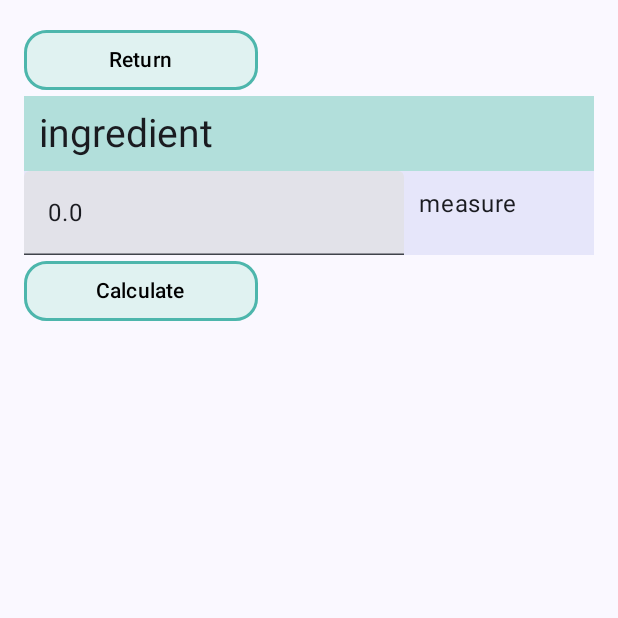
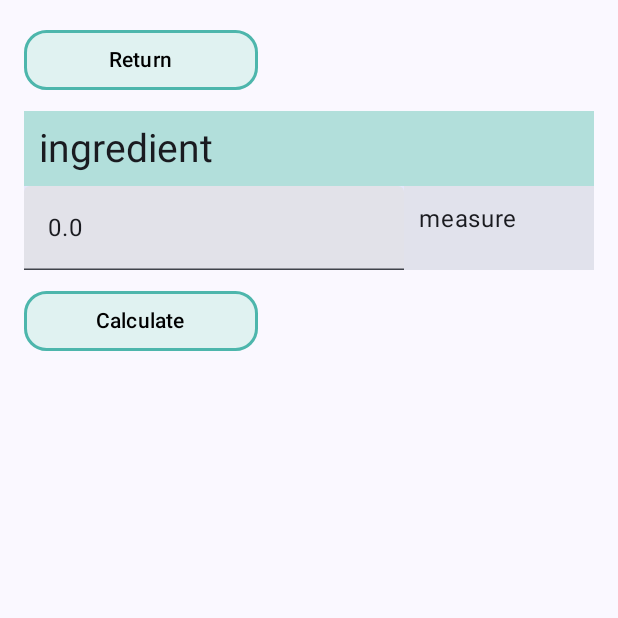
Before and after one commit to apushist/RecipeBook, an Android app built with Jetpack Compose: the CalculateIngredientsScreen screen opened through its navigation route, on a phone screen of 412 x 824 dp, the top half of it. Run offline under Robolectric (Android 15) with nearby library versions, the phone set to English and light mode, and no system bars; our stand-ins replace Dagger/Hilt's generated code.

Commit message:
ChanseColorsInCalculateIngredientsScreen

```diff
--- a/architecture-templates/app/src/main/java/com/sfedu/recipebook/ui/recipe/CalculateIngredientsScreen.kt
+++ b/architecture-templates/app/src/main/java/com/sfedu/recipebook/ui/recipe/CalculateIngredientsScreen.kt
@@ -56,7 +56,12 @@ fun CalculateIngredientsScreen(
                     text = "Return"
                 )
             }
+
+            Spacer(modifier = Modifier.height(10.dp))
+
             val multiplier = IngredientsDropdownMenu()
+
+            Spacer(modifier = Modifier.height(10.dp))
 
             Button(onClick = {
                 changeViewableIngredients(multiplier)
@@ -116,7 +121,7 @@ fun IngredientsDropdownMenu():Double {
     }
 
     Row(
-        modifier = Modifier.fillMaxWidth().background(Color(0xFFE6E6FA))
+        modifier = Modifier.fillMaxWidth().background(Color(0xFFE1E2EC))
             .clickable { expanded.value = true }
     ) {
         //Spacer(modifier = Modifier.height(20.dp))
@@ -134,7 +139,7 @@ fun IngredientsDropdownMenu():Double {
             modifier = Modifier.weight(1f)
                 .padding(vertical = 10.dp)
                 .padding(start = 10.dp)
-                .background(Color(0xFFE6E6FA))
+                .background(Color(0xFFE1E2EC))
             ,
 
         )
```
